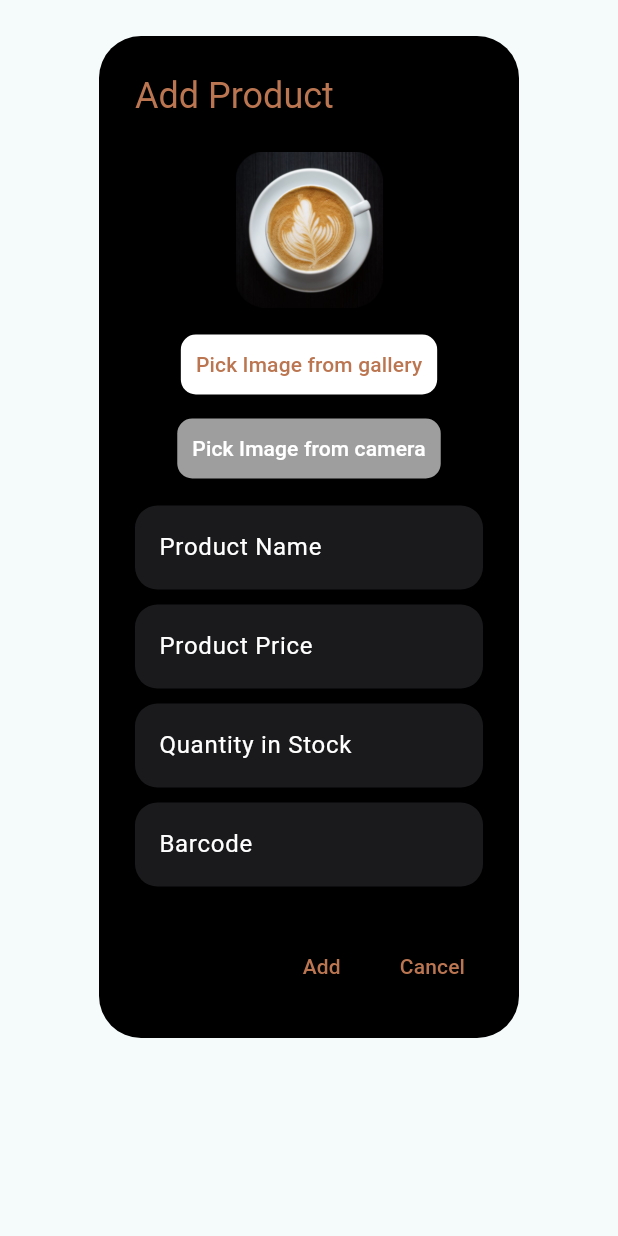
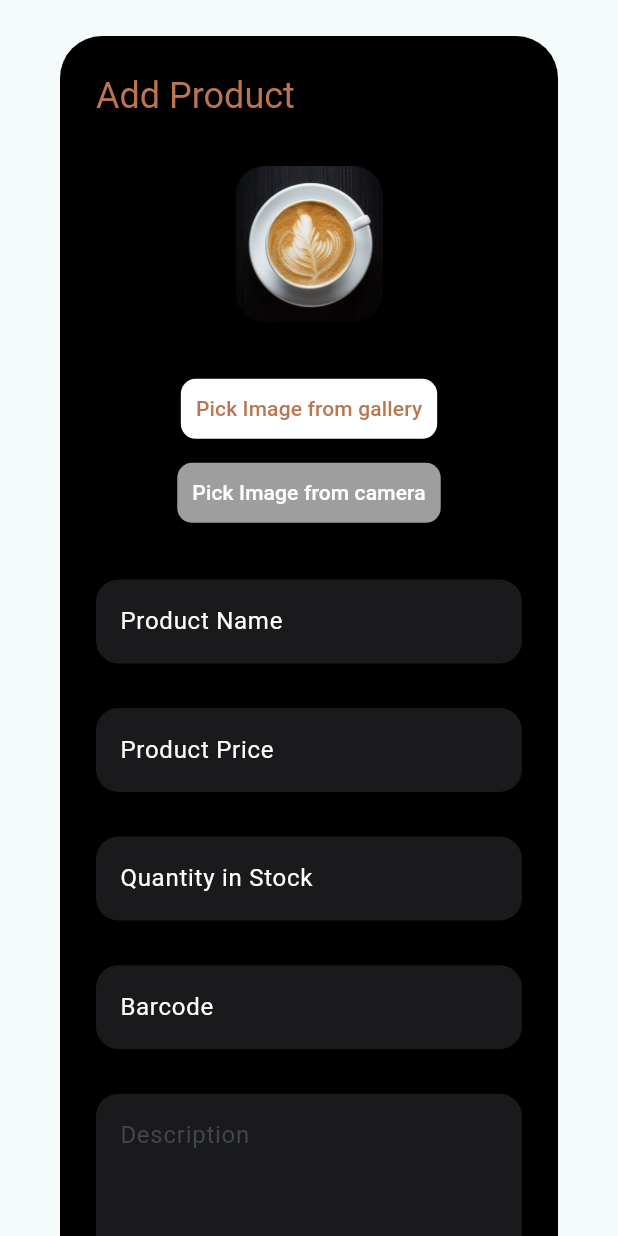
Before and after one commit to KareemAdelFaheem/E-commerce-app, a Flutter app: what showAddProductDialog() shows on an empty page, opened directly with empty values, after a tap on "Pick Image from gallery", on a phone screen of 412 x 824 dp. Run offline on Flutter 3.47's test engine with Material 3 defaults, Android fonts, the phone set to English and light mode, and no system bars; our stand-ins replace cloud_firestore, firebase_auth, firebase_core, firebase_database, firebase_storage, image_picker and 3 more; missing offline and left inert: dart:ffi; accounts and stored records are empty; network calls fail.

Commit message:
adding products model and modifying adminhomepage

```diff
--- a/lib/Model/Products_model.dart
+++ b/lib/Model/Products_model.dart
@@ -1,89 +1,19 @@
-import 'dart:convert';
-
-List<Product> productFromJson(String str) => List<Product>.from(json.decode(str).map((x) => Product.fromJson(x)));
-
-String productToJson(List<Product> data) => json.encode(List<dynamic>.from(data.map((x) => x.toJson())));
-
 class Product {
-    int id;
   String title;
-    double price;
+  String price;
   String description;
-    Category category;
+  String category;
   String image;
-
+  String barcode;
+  int stock;
 
   Product({
-        required this.id,
     required this.title,
+    required this.barcode,
+    required this.category,
+    required this.description,
+    required this.image,
     required this.price,
-        required this.description,
-        required this.category,
-        required this.image,
-
+    required this.stock,
   });
-
-    factory Product.fromJson(Map<String, dynamic> json) => Product(
-        id: json["id"],
-        title: json["title"],
-        price: json["price"]?.toDouble(),
-        description: json["description"],
-        category: categoryValues.map[json["category"]]!,
-        image: json["image"],
-    );
-
-    Map<String, dynamic> toJson() => {
-        "id": id,
-        "title": title,
-        "price": price,
-        "description": description,
-        "category": categoryValues.reverse[category],
-        "image": image,
-    };
 }
-
-enum Category {
-    ELECTRONICS,
-    JEWELERY,
-    MEN_S_CLOTHING,
-    WOMEN_S_CLOTHING
-}
-
-final categoryValues = EnumValues({
-    "electronics": Category.ELECTRONICS,
-    "jewelery": Category.JEWELERY,
-    "men's clothing": Category.MEN_S_CLOTHING,
-    "women's clothing": Category.WOMEN_S_CLOTHING
-});
-
-class Rating {
-    double rate;
-    int count;
-
-    Rating({
-        required this.rate,
-        required this.count,
-    });
-
-    factory Rating.fromJson(Map<String, dynamic> json) => Rating(
-        rate: json["rate"]?.toDouble(),
-        count: json["count"],
-    );
-
-    Map<String, dynamic> toJson() => {
-        "rate": rate,
-        "count": count,
-    };
-}
-
-class EnumValues<T> {
-    Map<String, T> map;
-    late Map<T, String> reverseMap;
-
-    EnumValues(this.map);
-
-    Map<T, String> get reverse {
-            reverseMap = map.map((k, v) => MapEntry(v, k));
-            return reverseMap;
-    }
-}
--- a/lib/Pages/AdminHomePage.dart
+++ b/lib/Pages/AdminHomePage.dart
@@ -11,6 +11,7 @@ import 'package:firebase_auth/firebase_auth.dart';
 import 'package:firebase_database/firebase_database.dart';
 import 'package:flutter/material.dart';
 import 'package:image_picker/image_picker.dart';
+import 'package:permission_handler/permission_handler.dart';
 
 class Adminhomepage extends StatefulWidget {
   const Adminhomepage({super.key});
@@ -55,6 +56,7 @@ class _MyHomePageState extends State<Adminhomepage> {
           // selectedCategoryKey = categories.first['key'];
         }
         isLoading = false;
+
       });
     } catch (e) {
       setState(() {
@@ -334,7 +336,14 @@ class _MyHomePageState extends State<Adminhomepage> {
                                 child: Container(
                                   padding: const EdgeInsets.all(15),
                                   decoration: BoxDecoration(
-                                      color: AppColors.productContainerColor,
+                                      gradient: const LinearGradient(
+                                          begin: Alignment.topLeft,
+                                          end: Alignment.bottomRight,
+                                          tileMode: TileMode.mirror,
+                                          colors: <Color>[
+                                            Color.fromRGBO(56, 55, 55, 1.0),
+                                            Color.fromRGBO(17, 16, 16, 0.99),
+                                          ]),
                                       borderRadius: BorderRadius.circular(29)),
                                   child: Column(
                                     crossAxisAlignment:
@@ -406,7 +415,33 @@ class _MyHomePageState extends State<Adminhomepage> {
                                               ],
                                             ),
                                           ),
-                                          IconButton(
+                                          product['rate'] != null
+                                              ? Row(
+                                                  mainAxisAlignment:
+                                                      MainAxisAlignment
+                                                          .spaceBetween,
+                                                  children: [
+                                                    const Icon(
+                                                      Icons.star,
+                                                      color: Colors.white,
+                                                    ),
+                                                    const SizedBox(
+                                                      width: 5,
+                                                    ),
+                                                    Text(
+                                                      product['rate'],
+                                                      style: const TextStyle(
+                                                          color: Colors.yellow),
+                                                    ),
+                                                  ],
+                                                )
+                                              : const Text(
+                                                  "  No Ratings",
+                                                  style: TextStyle(
+                                                      color: Colors.yellow),
+                                                ),
+                                          Expanded(
+                                            child: IconButton(
                                               onPressed: () {
                                                 Databaseservice().deleteProduct(
                                                     selectedCategoryKey!,
@@ -414,6 +449,7 @@ class _MyHomePageState extends State<Adminhomepage> {
                                               },
                                               icon: const Icon(Icons.delete),
                                               color: Colors.white,
+                                            ),
                                           ),
                                         ],
                                       ),
@@ -454,165 +490,12 @@ class _MyHomePageState extends State<Adminhomepage> {
                           }
                         },
                         icon: const Icon(Icons.add))),
-
-                // const Text(
-                //   "Special For you",
-                //   style: TextStyle(
-                //       color: Colors.white,
-                //       fontFamily: "poppins",
-                //       fontSize: 16,
-                //       fontWeight: FontWeight.w700),
-                // ),
-                // const SizedBox(
-                //   height: 10,
-                // ),
-                // Container(
-                //   padding: const EdgeInsets.all(15),
-                //   decoration: BoxDecoration(
-                //       color: AppColors.productContainerColor,
-                //       borderRadius: BorderRadius.circular(29)),
-                //   child: Row(
-                //     crossAxisAlignment: CrossAxisAlignment.start,
-                //     children: [
-                //       Image.asset(
-                //         "assets/images/capp1.png",
-                //         scale: 3,
-                //       ),
-                //       const SizedBox(
-                //         width: 20,
-                //       ),
-                //       const Text(
-                //         "5 Coffee beans for you\nMust try",
-                //         style: TextStyle(
-                //             fontFamily: "poppins",
-                //             color: Colors.white,
-                //             fontSize: 15),
-                //       )
-                //     ],
-                //   ),
-                // ),
               ],
             ),
           ),
         ));
   }
 }
-
-// class ProductItem extends StatelessWidget {
-//   final String catekey;
-//   final String prokey;
-//   final String image;
-//   final String title;
-//   final String subtitle;
-//   final String price;
-
-//   const ProductItem({
-//     super.key,
-//     required this.image,
-//     required this.title,
-//     required this.subtitle,
-//     required this.price,
-//     required this.catekey,
-//     required this.prokey,
-//   });
-
-//   @override
-//   Widget build(BuildContext context) {
-//     return GestureDetector(
-//       onTap: () {
-//         print("pressed pro");
-//         showDialog(
-//             context: context,
-//             builder: (_) => showUpdateProductDialog(
-//                   categoryKey: catekey,
-//                   productKey: prokey,
-//                 ));
-//       },
-//       child: Container(
-//         margin: const EdgeInsets.only(right: 20),
-//         height: 300,
-//         width: 200,
-//         child: Container(
-//           padding: const EdgeInsets.all(15),
-//           decoration: BoxDecoration(
-//               color: AppColors.productContainerColor,
-//               borderRadius: BorderRadius.circular(29)),
-//           child: Column(
-//             crossAxisAlignment: CrossAxisAlignment.start,
-//             children: [
-//               Image.asset(
-//                 image,
-//                 scale: 1,
-//               ),
-//               const SizedBox(
-//                 width: 20,
-//               ),
-//               Padding(
-//                 padding: const EdgeInsets.only(left: 6.0),
-//                 child: Text(
-//                   title,
-//                   style: const TextStyle(
-//                       fontFamily: "poppins",
-//                       color: Colors.white,
-//                       fontWeight: FontWeight.w600,
-//                       fontSize: 20),
-//                 ),
-//               ),
-//               Padding(
-//                 padding: const EdgeInsets.only(left: 6.0),
-//                 child: Text(
-//                   subtitle,
-//                   style: const TextStyle(
-//                       fontFamily: "poppins",
-//                       color: Color.fromRGBO(255, 255, 255, 0.51),
-//                       fontWeight: FontWeight.w400,
-//                       fontSize: 14),
-//                 ),
-//               ),
-//               Row(
-//                 crossAxisAlignment: CrossAxisAlignment.center,
-//                 mainAxisAlignment: MainAxisAlignment.spaceBetween,
-//                 children: [
-//                   Padding(
-//                     padding: const EdgeInsets.only(left: 6.0),
-//                     child: Row(
-//                       children: [
-//                         Text("\$",
-//                             style: TextStyle(
-//                                 fontFamily: "poppins",
-//                                 color: AppColors.primaryColor,
-//                                 fontWeight: FontWeight.w500,
-//                                 fontSize: 16)),
-//                         const SizedBox(
-//                           width: 4,
-//                         ),
-//                         Text(
-//                           price,
-//                           style: const TextStyle(
-//                               fontFamily: "poppins",
-//                               color: Colors.white,
-//                               fontWeight: FontWeight.w500,
-//                               fontSize: 16),
-//                         ),
-//                       ],
-//                     ),
-//                   ),
-//                   IconButton(
-//                     onPressed: () {
-//                       Databaseservice().deleteProduct(catekey, prokey);
-//                     },
-//                     icon: const Icon(Icons.delete),
-//                     color: Colors.white,
-//                   ),
-//                 ],
-//               ),
-//             ],
-//           ),
-//         ),
-//       ),
-//     );
-//   }
-// }
 
 class showAddProductDialog extends StatefulWidget {
   final String categoryKey;
@@ -624,7 +507,18 @@ class showAddProductDialog extends StatefulWidget {
 
 class _MyWidgetState extends State<showAddProductDialog> {
   File? _selectedImage;
+  Future<bool> requestGalleryPermission() async {
+    PermissionStatus status;
+    if (await Permission.photos.isGranted ||
+        await Permission.photos.isLimited) {
+      return true;
+    }
+    status = await Permission.photos.request();
+    return status.isGranted || status.isLimited;
+  }
+
   Future<void> _pickImageFromGallery() async {
+    if (await requestGalleryPermission()) {
       try {
         final pickedImage =
             await ImagePicker().pickImage(source: ImageSource.gallery);
@@ -637,6 +531,7 @@ class _MyWidgetState extends State<showAddProductDialog> {
         }
       } catch (e) {
         print("Error picking image: $e");
+      }
     }
   }
 
@@ -662,6 +557,8 @@ class _MyWidgetState extends State<showAddProductDialog> {
     TextEditingController addProductPriceController = TextEditingController();
     TextEditingController addProductStockController = TextEditingController();
     TextEditingController addProductBarcodeController = TextEditingController();
+    TextEditingController addProductDescritpionController =
+        TextEditingController();
     return SingleChildScrollView(
       child: AlertDialog(
         backgroundColor: Colors.black,
@@ -670,7 +567,8 @@ class _MyWidgetState extends State<showAddProductDialog> {
           style: TextStyle(color: AppColors.primaryColor),
         ),
         content: SizedBox(
-          height: 500,
+          height: 800,
+          width: (MediaQuery.sizeOf(context).width),
           child: Column(
             mainAxisAlignment: MainAxisAlignment.spaceAround,
             children: [
@@ -771,6 +669,21 @@ class _MyWidgetState extends State<showAddProductDialog> {
                   labelStyle: const TextStyle(color: Colors.white),
                 ),
               ),
+              TextField(
+                maxLines: 5,
+                controller: addProductDescritpionController,
+                cursorColor: AppColors.primaryColor,
+                style: const TextStyle(color: Colors.white),
+                decoration: InputDecoration(
+                  filled: true,
+                  fillColor: AppColors.textFieldFillColor,
+                  border: OutlineInputBorder(
+                      borderRadius: BorderRadius.circular(15),
+                      borderSide: BorderSide.none),
+                  hintText: "Description",
+                  labelStyle: const TextStyle(color: Colors.white),
+                ),
+              ),
             ],
           ),
         ),
@@ -789,7 +702,7 @@ class _MyWidgetState extends State<showAddProductDialog> {
                       addProductPriceController.text,
                       stock,
                       addProductBarcodeController.text,
-                  );
+                      addProductDescritpionController.text);
 
                   Navigator.pop(context);
                 }
```
Lines whose indentation alone changed are shown as unchanged.
